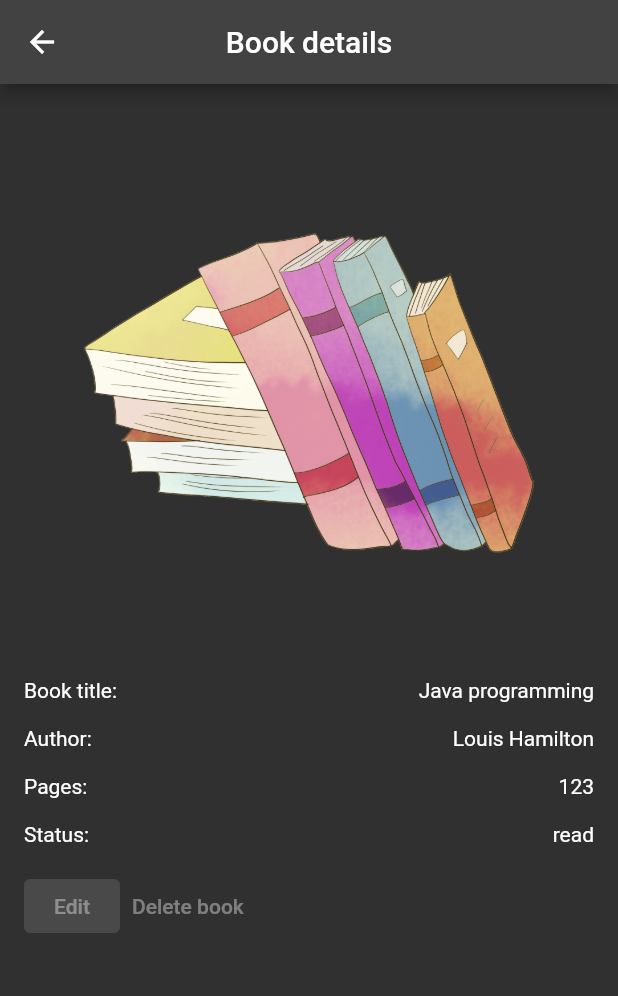
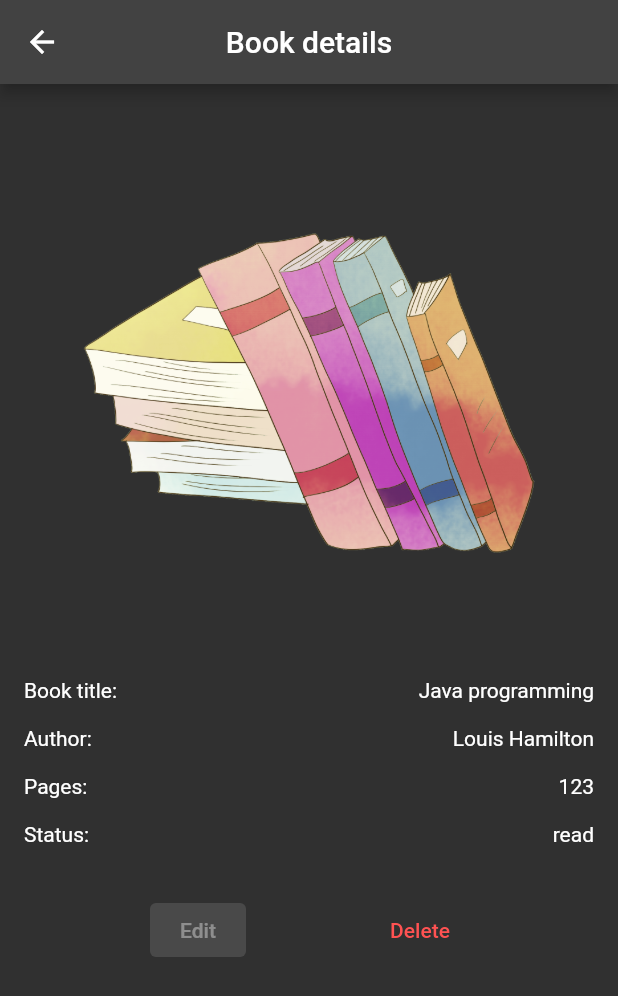
Before and after one commit to CiucurDaniel/BookList, a Flutter app: the screen it shows after launch, after a tap on "Java programming", on a phone screen of 412 x 824 dp. Shown: the top 996 px of the screen. Run offline on Flutter 3.47's test engine with Material 2 defaults, Android fonts, the phone set to English and light mode, and no system bars; our stand-ins replace bloc, equatable, flutter_bloc, sqflite; accounts and stored records are empty.

Commit message:
Improve UI on details page

```diff
--- a/lib/presentation/screens/book_details.dart
+++ b/lib/presentation/screens/book_details.dart
@@ -66,9 +66,10 @@ class BookDetails extends StatelessWidget {
               ],
             ),
             const SizedBox(
-              height: 16.0,
+              height: 32.0,
             ),
             Row(
+              mainAxisAlignment: MainAxisAlignment.spaceEvenly,
               children: const <Widget>[
                 ElevatedButton(
                   onPressed: null,
@@ -76,7 +77,10 @@ class BookDetails extends StatelessWidget {
                 ),
                 TextButton(
                   onPressed: null,
-                  child: Text('Delete book'),
+                  child: Text(
+                    'Delete',
+                    style: TextStyle(color: Colors.redAccent),
+                  ),
                 ),
               ],
             ),
```
